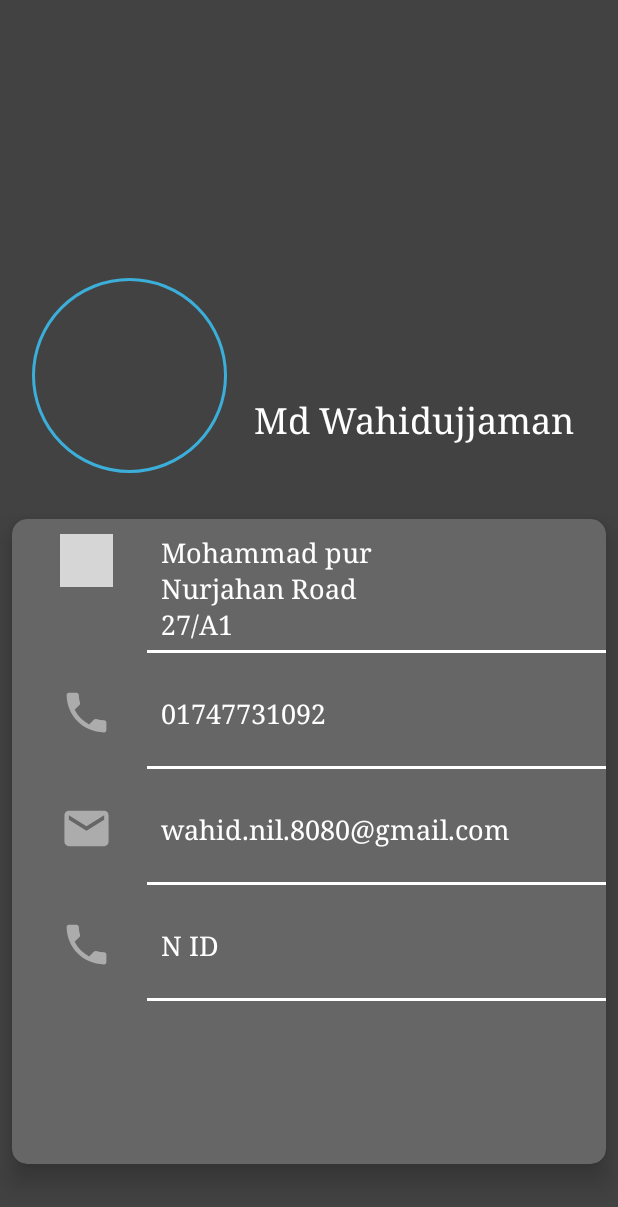
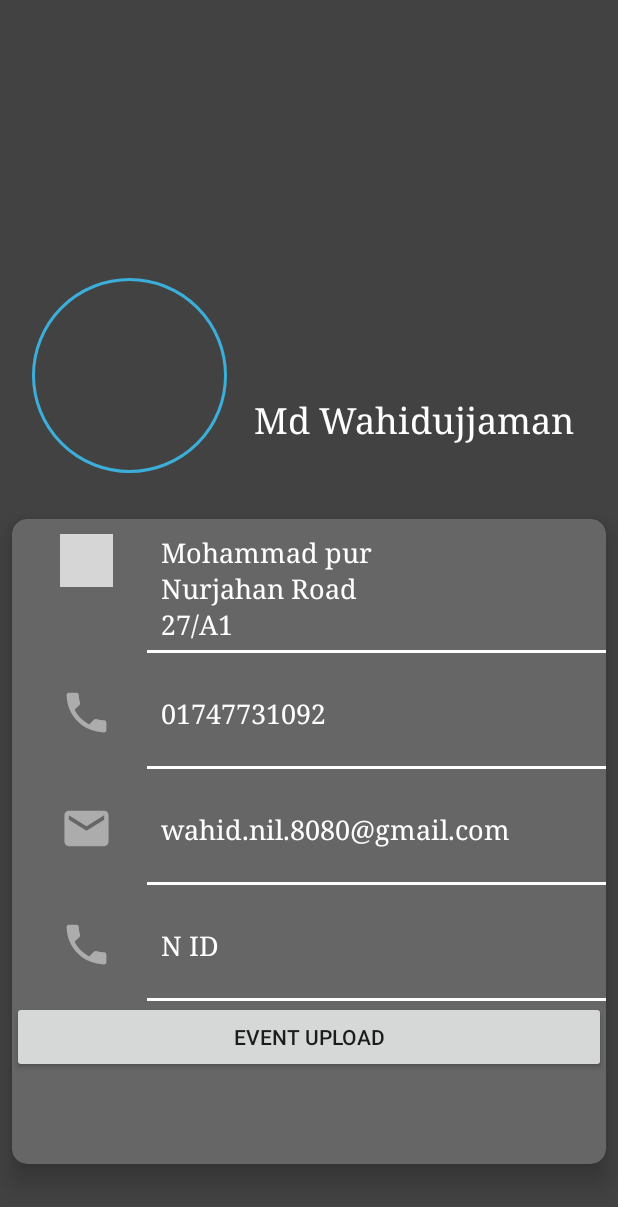
Before and after one commit to wahid8080/Co-operative-Society-master, an Android app: the UserProfile screen opened directly, with no data from a screen before it, on a phone screen of 412 x 824 dp. Shown: the top 1207 px of the screen. Run offline under Robolectric (Android 15) with nearby library versions, the phone set to English and light mode, and no system bars; our stand-ins replace CircleImageView, Firebase (no records; nobody signed in at launch, a user with empty details on screens opened directly); 7 statements that could not run were skipped; grey boxes are pictures that could not be loaded.

Commit message:
2st commit

```diff
--- a/app/src/main/AndroidManifest.xml
+++ b/app/src/main/AndroidManifest.xml
@@ -25,8 +25,8 @@
         <activity android:name=".UserProfile" />
         <activity android:name=".UploadYourInformation" />
         <activity android:name=".Registration" />
-        <activity android:name=".Login" />
-        <activity android:name=".MainActivitys.MyDonate">
+        <activity android:name=".MainActivitys.MyDonate" />
+        <activity android:name=".Login">
             <intent-filter>
                 <action android:name="android.intent.action.MAIN" />
 
--- a/app/src/main/java/com/example/cooperativesociety/UserProfile.java
+++ b/app/src/main/java/com/example/cooperativesociety/UserProfile.java
@@ -92,4 +92,9 @@ public class UserProfile extends AppCompatActivity {
     public void doYouWantToDonate(View view) {
         startActivity(new Intent(UserProfile.this,DoYouWantToDonate.class));
     }
+
+    public void eventUpload(View view) {
+
+        startActivity(new Intent(this,EventUpload.class));
+    }
 }
--- a/app/src/main/res/layout/activity_user_profile.xml
+++ b/app/src/main/res/layout/activity_user_profile.xml
@@ -290,6 +290,13 @@
                     android:background="@color/colorWhite">
                 </View>
 
+                <Button
+                    android:text="event upload"
+                    android:onClick="eventUpload"
+                    android:layout_width="match_parent"
+                    android:layout_height="wrap_content"
+                    />
+
             </LinearLayout>
         </ScrollView>
     </android.support.v7.widget.CardView>
```
Also changed, not shown: app/src/main/java/com/example/cooperativesociety/MainActivitys/MainActivity.java (+6 -1 lines).
